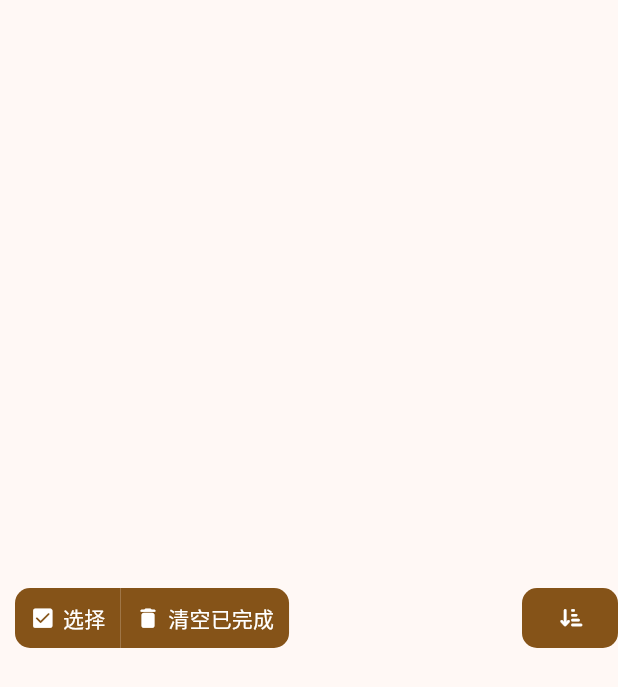
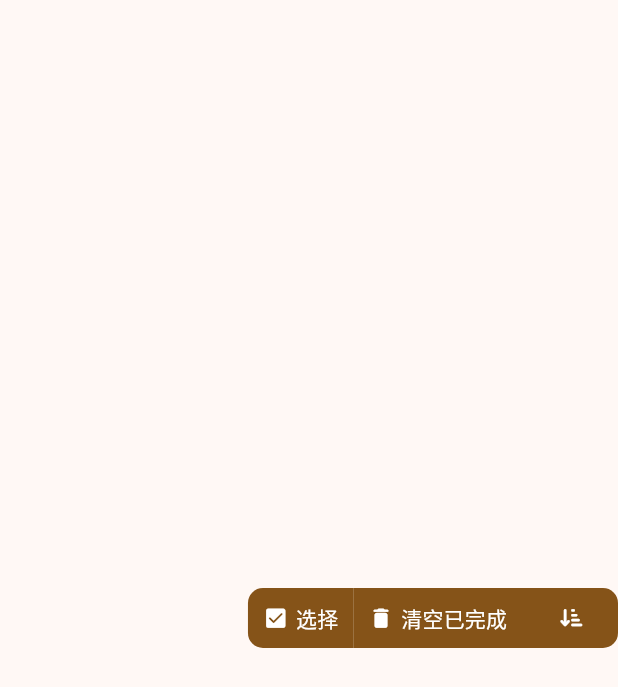
Before and after one commit to Zhoucheng133/BitFlow, a Flutter app: the FinishedButtons widget shown alone on an empty page, opened directly, on a phone screen of 412 x 824 dp. Shown: the top 687 px of the screen. Run offline on Flutter 3.47's test engine with Material 3 defaults, Android fonts, the phone set to English and light mode, and no system bars; our stand-ins replace dropdown_button2, font_awesome_flutter, get, google_fonts, package_info_plus, shared_preferences; missing offline and left inert: clipboard, window_manager; accounts and stored records are empty; statements that could not run were skipped.

Commit message:
改进菜单布局

```diff
--- a/lib/components/header/finished_buttons.dart
+++ b/lib/components/header/finished_buttons.dart
@@ -32,17 +32,15 @@ class _FinishedButtonsState extends State<FinishedButtons> {
       () => Row(
         crossAxisAlignment: CrossAxisAlignment.center,
         children: [
-          const SizedBox(width: 10,),
+          Expanded(child: Container()),
           HeaderButtonItem(buttonSide: ButtonSide.left, func: ()=>statusGet.selectMode.value=!statusGet.selectMode.value, icon: statusGet.selectMode.value ? Icons.close_rounded : Icons.check_box_rounded, text: statusGet.selectMode.value ? "取消选择" : "选择"),
           if(statusGet.selectMode.value) HeaderButtonItem(buttonSide: ButtonSide.mid, func: ()=>selectAllHandler(), icon: Icons.checklist_rounded, text: "全选"),
           if(statusGet.selectMode.value) HeaderButtonItem(buttonSide: ButtonSide.mid, func: (){}, icon: Icons.delete, text: "删除"),
-          if(statusGet.selectMode.value) HeaderButtonItem(buttonSide: ButtonSide.right, func: (){}, icon: Icons.refresh_rounded, text: "重新下载"),
-          if(!statusGet.selectMode.value) HeaderButtonItem(buttonSide: ButtonSide.right, func: ()=>funcsService.delAllFinishedTasks(context), icon: Icons.delete_rounded, text: "清空已完成"),
-
-          Expanded(child: Container()),
+          if(statusGet.selectMode.value) HeaderButtonItem(buttonSide: ButtonSide.mid, func: (){}, icon: Icons.refresh_rounded, text: "重新下载"),
+          if(!statusGet.selectMode.value) HeaderButtonItem(buttonSide: ButtonSide.mid, func: ()=>funcsService.delAllFinishedTasks(context), icon: Icons.delete_rounded, text: "清空已完成"),
 
           HeaderButtonItem(
-            buttonSide: ButtonSide.both,
+            buttonSide: ButtonSide.right,
             func: () async {
               final RenderBox box = sortFinishedMenuKey.currentContext!.findRenderObject() as RenderBox;
               final RenderBox overlay = Overlay.of(context).context.findRenderObject() as RenderBox;
```
Also changed, not shown: lib/components/header/active_buttons.dart (+4 -5 lines).
